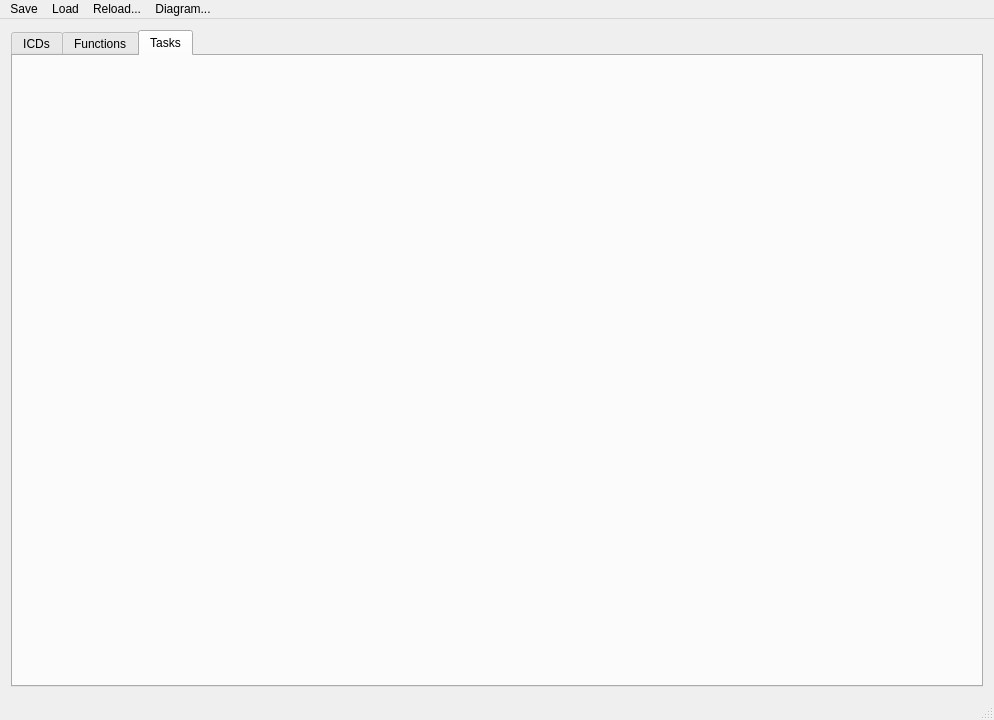
Above: mainwindow.ui from hardcoregandhi/XML-Sequence-Diagram-Creator before the change. Below: the same form after it.
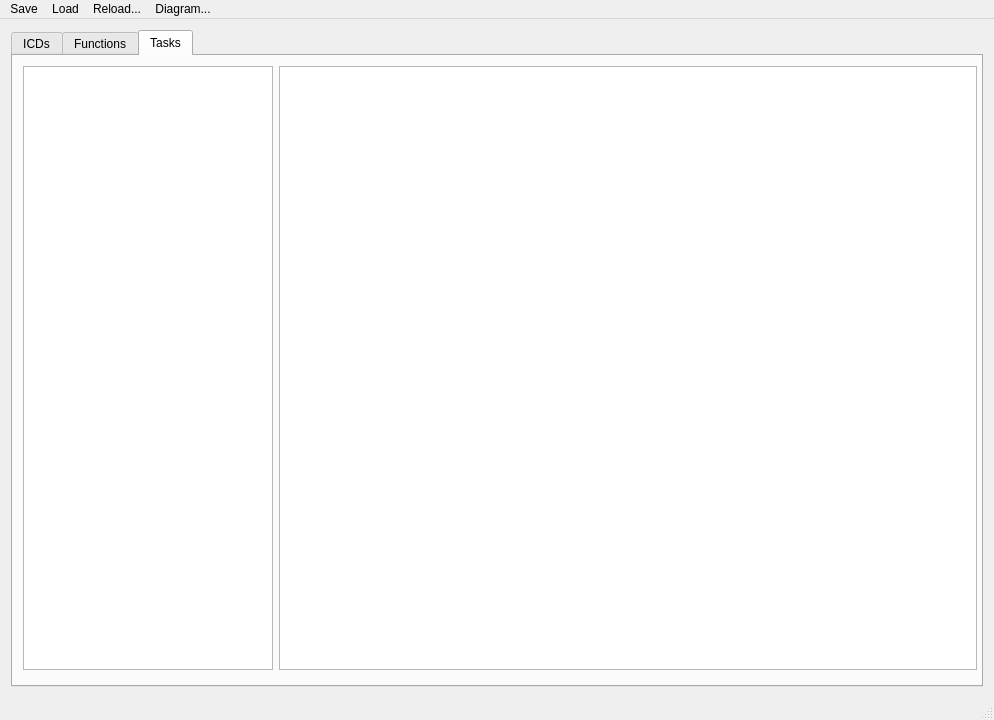
That is the form after the change. The open tabs and pages were chosen to show the change.

Commit message: Started adding Task functionality

Patch:
```diff
--- a/mainwindow.ui
+++ b/mainwindow.ui
@@ -160,6 +160,68 @@
        <attribute name="title">
         <string>Tasks</string>
        </attribute>
+       <widget class="QGraphicsView" name="tasksGraphicsView">
+        <property name="geometry">
+         <rect>
+          <x>266</x>
+          <y>10</y>
+          <width>698</width>
+          <height>604</height>
+         </rect>
+        </property>
+        <property name="sizePolicy">
+         <sizepolicy hsizetype="Preferred" vsizetype="Preferred">
+          <horstretch>0</horstretch>
+          <verstretch>0</verstretch>
+         </sizepolicy>
+        </property>
+        <property name="contextMenuPolicy">
+         <enum>Qt::DefaultContextMenu</enum>
+        </property>
+        <property name="interactive">
+         <bool>true</bool>
+        </property>
+        <property name="renderHints">
+         <set>QPainter::HighQualityAntialiasing|QPainter::TextAntialiasing</set>
+        </property>
+       </widget>
+       <widget class="QListWidget" name="taskFunctionList">
+        <property name="geometry">
+         <rect>
+          <x>10</x>
+          <y>10</y>
+          <width>250</width>
+          <height>604</height>
+         </rect>
+        </property>
+        <property name="sizePolicy">
+         <sizepolicy hsizetype="Minimum" vsizetype="Minimum">
+          <horstretch>0</horstretch>
+          <verstretch>0</verstretch>
+         </sizepolicy>
+        </property>
+        <property name="minimumSize">
+         <size>
+          <width>250</width>
+          <height>318</height>
+         </size>
+        </property>
+        <property name="maximumSize">
+         <size>
+          <width>250</width>
+          <height>16777215</height>
+         </size>
+        </property>
+        <property name="baseSize">
+         <size>
+          <width>250</width>
+          <height>318</height>
+         </size>
+        </property>
+        <property name="editTriggers">
+         <set>QAbstractItemView::DoubleClicked|QAbstractItemView::EditKeyPressed|QAbstractItemView::SelectedClicked</set>
+        </property>
+       </widget>
       </widget>
      </widget>
     </item>
```
Left out of the diff: 5 changed lines with no effect on the pictures. The commit also changes 2 other files.
